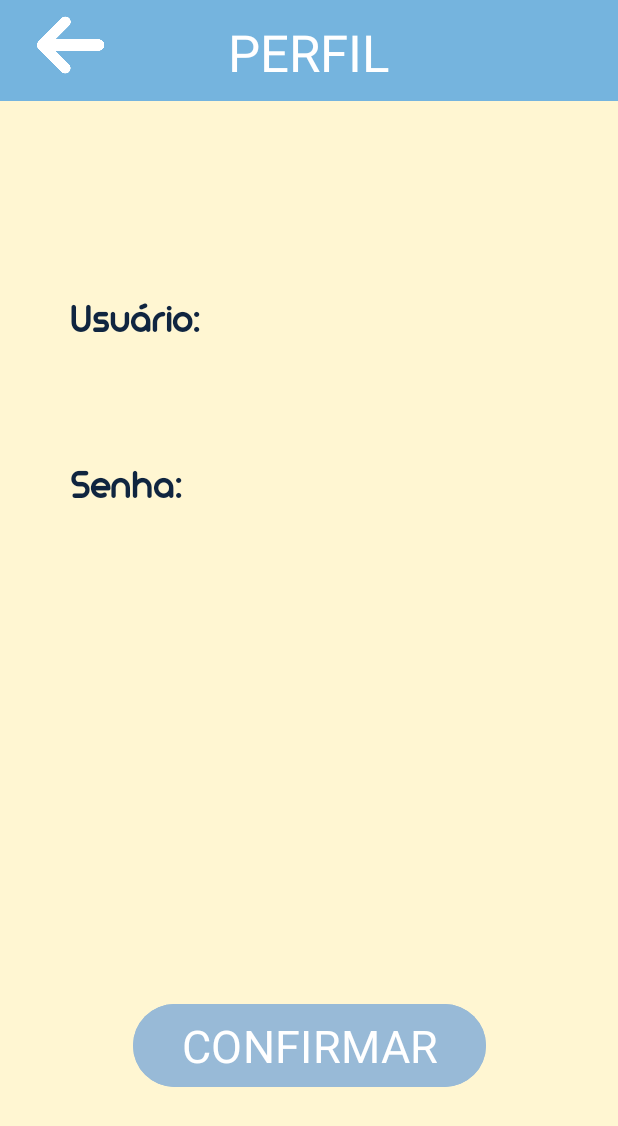
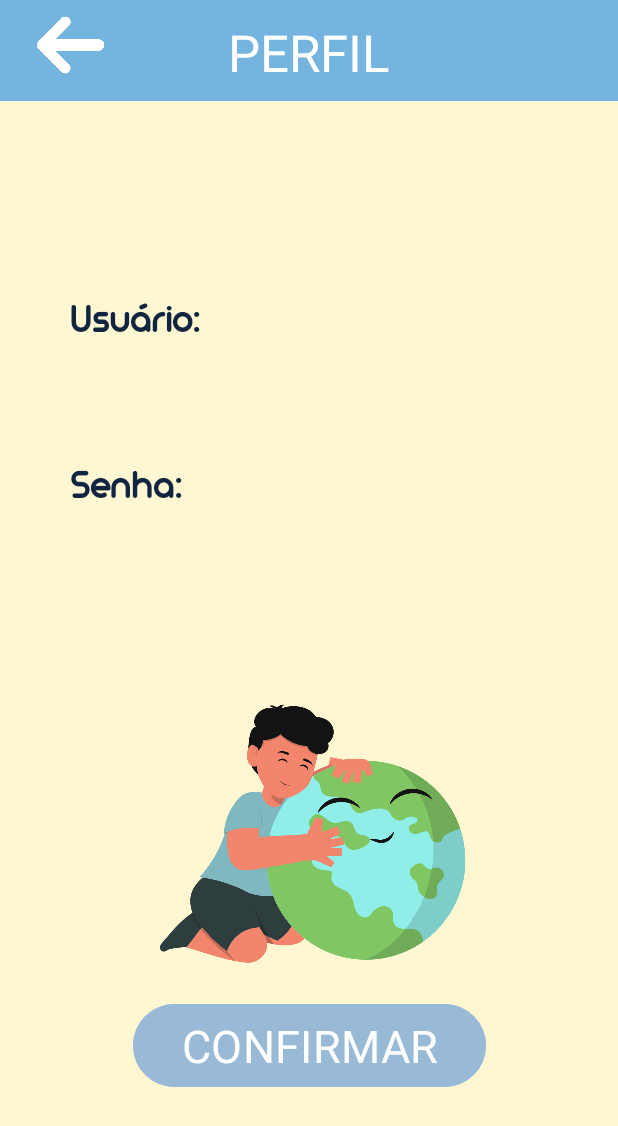
Before and after one commit to rebekaamorim/App_peixonauta_PAM, an Android app: the tela_perfil screen opened directly, with no data from a screen before it, on a phone screen of 412 x 824 dp. Shown: the top 1126 px of the screen. Run offline under Robolectric (Android 15) with nearby library versions, the phone set to English and light mode, and no system bars; Roboto replaces fonts that are not available here.

Commit message:
Tudo feito

```diff
--- a/app/src/main/AndroidManifest.xml
+++ b/app/src/main/AndroidManifest.xml
@@ -2,9 +2,9 @@
 <manifest xmlns:android="http://schemas.android.com/apk/res/android"
     xmlns:tools="http://schemas.android.com/tools" >
 
-
     <uses-permission android:name="android.permission.WAKE_LOCK" />
     <uses-permission android:name="android.permission.MODIFY_AUDIO_SETTINGS" />
+
 
     <application
         android:allowBackup="true"
--- a/app/src/main/java/com/example/app_peixonauta/tela_perfil.java
+++ b/app/src/main/java/com/example/app_peixonauta/tela_perfil.java
@@ -53,6 +53,7 @@ public class tela_perfil extends AppCompatActivity {
                 startActivity(intent);
 
                 Toast.makeText(tela_perfil.this, "Dados Confirmados com Sucesso!", Toast.LENGTH_SHORT).show();
+                Toast.makeText(tela_perfil.this, "Balance o celular para ouvir a música tema ou para pausa-la!", Toast.LENGTH_LONG).show();
             }
         });
     }
--- a/app/src/main/res/layout/activity_tela_perfil.xml
+++ b/app/src/main/res/layout/activity_tela_perfil.xml
@@ -132,5 +132,18 @@
         app:layout_constraintTop_toTopOf="parent"
         app:layout_constraintVertical_bias="0.387" />
 
+    <ImageView
+        android:id="@+id/imageView7"
+        android:layout_width="284dp"
+        android:layout_height="535dp"
+        android:contentDescription="@string/ilustracao"
+        app:layout_constraintBottom_toBottomOf="parent"
+        app:layout_constraintEnd_toEndOf="parent"
+        app:layout_constraintHorizontal_bias="0.496"
+        app:layout_constraintStart_toStartOf="parent"
+        app:layout_constraintTop_toTopOf="parent"
+        app:layout_constraintVertical_bias="1.0"
+        app:srcCompat="@drawable/planeta" />
+
 
 </androidx.constraintlayout.widget.ConstraintLayout>
```
Also changed, not shown: app/src/main/java/com/example/app_peixonauta/Lista_de_historias.java (+36 -34 lines), 1 other file.
